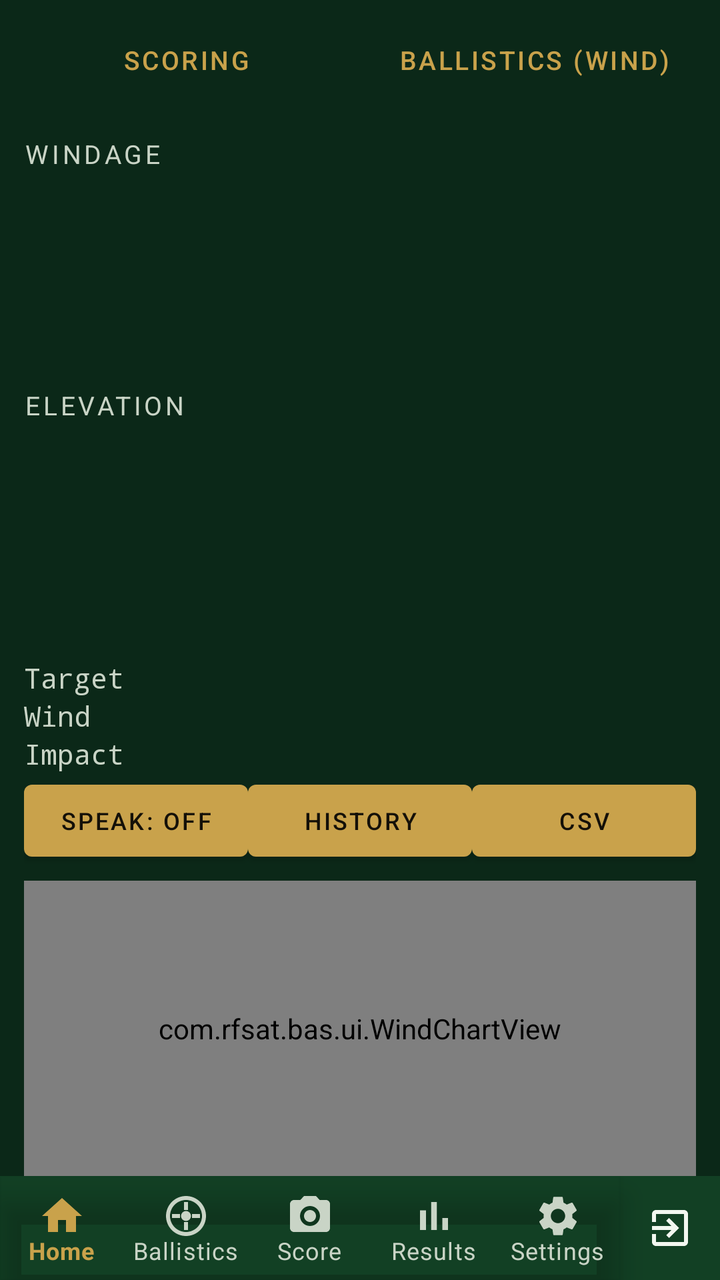
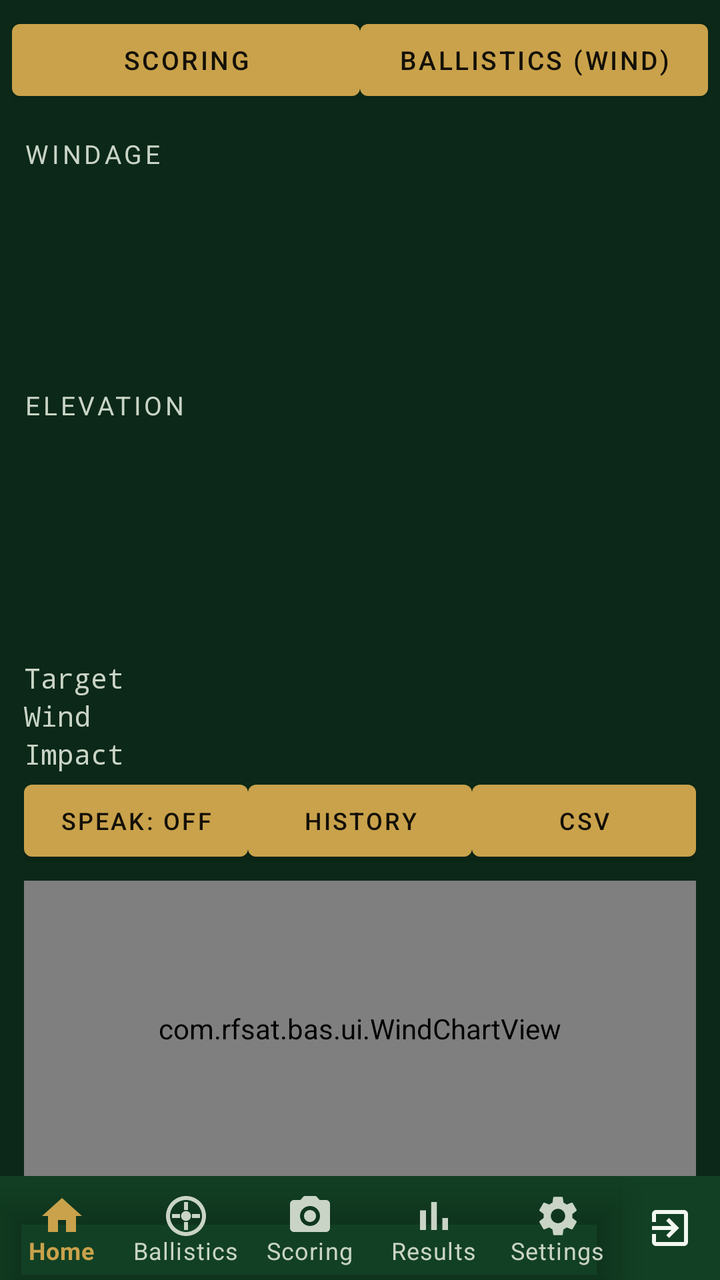

Compare the two renders of this Android layout. The source of the first and the diff that turns it into the second are given below.
<!-- AndroidManifest.xml: application theme Theme.BAS -->
<!-- res/layout/activity_ballistics_results.xml -->
<?xml version="1.0" encoding="utf-8"?>
<LinearLayout xmlns:android="http://schemas.android.com/apk/res/android"
    xmlns:app="http://schemas.android.com/apk/res-auto"
    android:layout_width="match_parent"
    android:layout_height="match_parent"
    android:orientation="vertical">

    <LinearLayout
        android:layout_width="match_parent"
        android:layout_height="wrap_content"
        android:orientation="horizontal"
        android:padding="6dp">
        <Button android:id="@+id/btnTabScoring" android:text="Scoring"
            android:layout_width="0dp" android:layout_weight="1" android:layout_height="wrap_content"
            android:textSize="13sp" style="?attr/borderlessButtonStyle" />
        <Button android:id="@+id/btnTabBallistics" android:text="Ballistics (wind)"
            android:layout_width="0dp" android:layout_weight="1" android:layout_height="wrap_content"
            android:textSize="13sp" style="?attr/borderlessButtonStyle" />
    </LinearLayout>

    <LinearLayout
        android:layout_width="match_parent"
        android:layout_height="0dp"
        android:layout_weight="1"
        android:orientation="vertical"
        android:paddingStart="12dp"
        android:paddingEnd="12dp"
        android:paddingTop="8dp">

        
        <TextView
            android:id="@+id/tvWindageCaption"
            android:layout_width="match_parent"
            android:layout_height="wrap_content"
            android:maxLines="1"
            android:textSize="13sp"
            android:letterSpacing="0.12"
            android:text="WINDAGE" />

        <TextView
            android:id="@+id/tvWindageBig"
            android:layout_width="match_parent"
            android:layout_height="108dp"
            android:gravity="center"
            android:maxLines="1"
            android:textStyle="bold"
            android:textColor="?attr/colorAccent"
            android:autoSizeTextType="uniform"
            android:autoSizeMinTextSize="24sp"
            android:autoSizeMaxTextSize="110sp" />

        <TextView
            android:id="@+id/tvElevationCaption"
            android:layout_width="match_parent"
            android:layout_height="wrap_content"
            android:maxLines="1"
            android:textSize="13sp"
            android:letterSpacing="0.12"
            android:text="ELEVATION" />

        <TextView
            android:id="@+id/tvElevationBig"
            android:layout_width="match_parent"
            android:layout_height="108dp"
            android:gravity="center"
            android:maxLines="1"
            android:textStyle="bold"
            android:textColor="?attr/colorAccent"
            android:autoSizeTextType="uniform"
            android:autoSizeMinTextSize="24sp"
            android:autoSizeMaxTextSize="110sp" />

        
        <LinearLayout
            android:layout_width="match_parent"
            android:layout_height="wrap_content"
            android:layout_marginTop="10dp"
            android:orientation="horizontal">
            <TextView
                android:layout_width="wrap_content"
                android:layout_height="wrap_content"
                android:text="Target"
                android:textSize="14sp"
                android:fontFamily="monospace" />
            <TextView
                android:id="@+id/tvRowTarget"
                android:layout_width="0dp"
                android:layout_weight="1"
                android:layout_height="wrap_content"
                android:gravity="end"
                android:maxLines="1"
                android:autoSizeTextType="uniform"
                android:autoSizeMinTextSize="9sp"
                android:autoSizeMaxTextSize="14sp"
                android:fontFamily="monospace" />
        </LinearLayout>

        <LinearLayout
            android:layout_width="match_parent"
            android:layout_height="wrap_content"
            android:orientation="horizontal">
            <TextView
                android:layout_width="wrap_content"
                android:layout_height="wrap_content"
                android:text="Wind"
                android:textSize="14sp"
                android:fontFamily="monospace" />
            <TextView
                android:id="@+id/tvRowWind"
                android:layout_width="0dp"
                android:layout_weight="1"
                android:layout_height="wrap_content"
                android:gravity="end"
                android:maxLines="1"
                android:autoSizeTextType="uniform"
                android:autoSizeMinTextSize="9sp"
                android:autoSizeMaxTextSize="14sp"
                android:fontFamily="monospace" />
        </LinearLayout>

        
        <LinearLayout
            android:id="@+id/rowSession"
            android:layout_width="match_parent"
            android:layout_height="wrap_content"
            android:orientation="horizontal"
            android:visibility="gone">
            <TextView
                android:layout_width="wrap_content"
                android:layout_height="wrap_content"
                android:text="Session"
                android:textSize="14sp"
                android:fontFamily="monospace" />
            <TextView
                android:id="@+id/tvRowSession"
                android:layout_width="0dp"
                android:layout_weight="1"
                android:layout_height="wrap_content"
                android:gravity="end"
                android:maxLines="1"
                android:autoSizeTextType="uniform"
                android:autoSizeMinTextSize="9sp"
                android:autoSizeMaxTextSize="14sp"
                android:fontFamily="monospace" />
        </LinearLayout>

        <LinearLayout
            android:layout_width="match_parent"
            android:layout_height="wrap_content"
            android:orientation="horizontal">
            <TextView
                android:layout_width="wrap_content"
                android:layout_height="wrap_content"
                android:text="Impact"
                android:textSize="14sp"
                android:fontFamily="monospace" />
            <TextView
                android:id="@+id/tvRowImpact"
                android:layout_width="0dp"
                android:layout_weight="1"
                android:layout_height="wrap_content"
                android:gravity="end"
                android:maxLines="1"
                android:autoSizeTextType="uniform"
                android:autoSizeMinTextSize="9sp"
                android:autoSizeMaxTextSize="14sp"
                android:fontFamily="monospace" />
        </LinearLayout>

        <TextView
            android:id="@+id/tvWarnings"
            android:layout_width="match_parent"
            android:layout_height="wrap_content"
            android:layout_marginTop="4dp"
            android:textSize="12sp"
            android:visibility="gone" />

        
        <Button
            android:id="@+id/btnApplyToSet"
            android:layout_width="match_parent"
            android:layout_height="wrap_content"
            android:layout_marginTop="4dp"
            android:text="Apply wind estimate to other profile"
            android:visibility="gone" />

        
        <LinearLayout
            android:layout_width="match_parent"
            android:layout_height="wrap_content"
            android:orientation="horizontal">
            <Button android:id="@+id/btnSpeak" android:text="Speak: off"
                android:textSize="12sp"
                android:layout_width="0dp" android:layout_weight="1" android:layout_height="wrap_content"/>
            <Button android:id="@+id/btnHistory" android:text="History"
                android:textSize="12sp"
                android:layout_width="0dp" android:layout_weight="1" android:layout_height="wrap_content"/>
            <Button android:id="@+id/btnExportCsv" android:text="CSV"
                android:textSize="12sp"
                android:layout_width="0dp" android:layout_weight="1" android:layout_height="wrap_content"/>
        </LinearLayout>

        
        <com.rfsat.bas.ui.WindChartView
            android:id="@+id/windChart"
            android:layout_width="match_parent"
            android:layout_height="0dp"
            android:layout_weight="1"
            android:layout_marginTop="6dp" />

    </LinearLayout>

    <include layout="@layout/include_bottom_nav" />
</LinearLayout>
<!-- res/layout/include_bottom_nav.xml (included above) -->
<?xml version="1.0" encoding="utf-8"?>
<LinearLayout xmlns:android="http://schemas.android.com/apk/res/android"
    xmlns:app="http://schemas.android.com/apk/res-auto"
    android:layout_width="match_parent"
    android:layout_height="52dp"
    android:orientation="horizontal"
    android:background="?attr/colorSurface">

    <com.google.android.material.bottomnavigation.BottomNavigationView
        android:id="@+id/bottomNav"
        android:layout_width="0dp"
        android:layout_weight="1"
        android:layout_height="match_parent"
        android:background="@android:color/transparent"
        app:itemIconTint="@color/bottom_nav_item"
        app:itemTextColor="@color/bottom_nav_item"
        app:labelVisibilityMode="labeled"
        app:menu="@menu/bottom_nav_menu" />

    <LinearLayout
        android:id="@+id/btnExit"
        android:layout_width="50dp"
        android:layout_height="match_parent"
        android:orientation="vertical"
        android:gravity="center"
        android:background="?attr/selectableItemBackgroundBorderless"
        android:contentDescription="@string/nav_exit">

        
        <ImageView
            android:layout_width="24dp"
            android:layout_height="24dp"
            android:src="@drawable/ic_nav_exit"
            app:tint="?android:attr/textColorPrimary"
            android:importantForAccessibility="no" />
    </LinearLayout>
</LinearLayout>
<!-- resources referenced by this layout -->
<resources>
  <!-- drawable ic_nav_exit (drawable) -->
  <vector xmlns:android="http://schemas.android.com/apk/res/android"
      android:width="24dp" android:height="24dp"
      android:viewportWidth="24" android:viewportHeight="24">
      <path android:fillColor="@android:color/white" android:pathData="M10.09,15.59L11.5,17l5,-5 -5,-5 -1.41,1.41L12.67,11H3v2h9.67l-2.58,2.59zM19,3H5c-1.11,0 -2,0.9 -2,2v4h2V5h14v14H5v-4H3v4c0,1.1 0.89,2 2,2h14c1.1,0 2,-0.9 2,-2V5c0,-1.1 -0.9,-2 -2,-2z" />
  </vector>
  <string name="nav_exit">Exit</string>
  <style name="Theme.BAS" parent="Theme.BAS.Dark" />
  <style name="Theme.BAS.Dark" parent="Theme.BAS.Base">
          <item name="android:windowBackground">@color/dark_bg</item>
          <item name="colorSurface">@color/dark_surface</item>
          <item name="colorPrimary">@color/dark_accent</item>
          <item name="colorSecondary">@color/dark_accent</item>
          <item name="colorAccent">@color/dark_accent</item>
          <item name="colorOnPrimary">@color/dark_on_accent</item>
          <item name="colorOnSecondary">@color/dark_on_accent</item>
          <item name="android:colorBackground">@color/dark_surface</item>
          <item name="android:textColorPrimary">@color/dark_text</item>
          <item name="android:textColorSecondary">@color/dark_text_dim</item>
          <item name="android:textColorTertiary">#C9D4C6</item>
          <item name="android:textColorHint">#A6B2A4</item>
          <item name="colorOnSurface">@color/dark_text</item>
          <item name="colorOnBackground">@color/dark_text</item>
      </style>
  <style name="Theme.BAS.Base" parent="Theme.MaterialComponents.NoActionBar">
          <item name="android:statusBarColor">@color/dark_bg</item>
      </style>
  <color name="dark_bg">#0B2818</color>
  <color name="dark_surface">#124024</color>
  <color name="dark_accent">#C9A24B</color>
  <color name="dark_on_accent">#141008</color>
  <color name="dark_text">#F2F7F0</color>
  <color name="dark_text_dim">#C9D4C6</color>
</resources>

<!-- the commit's change to res/layout/activity_ballistics_results.xml (unified diff, before → after) -->
@@ -12,10 +12,10 @@
         android:padding="6dp">
         <Button android:id="@+id/btnTabScoring" android:text="Scoring"
             android:layout_width="0dp" android:layout_weight="1" android:layout_height="wrap_content"
-            android:textSize="13sp" style="?attr/borderlessButtonStyle" />
+            android:textSize="13sp" />
         <Button android:id="@+id/btnTabBallistics" android:text="Ballistics (wind)"
             android:layout_width="0dp" android:layout_weight="1" android:layout_height="wrap_content"
-            android:textSize="13sp" style="?attr/borderlessButtonStyle" />
+            android:textSize="13sp" />
     </LinearLayout>
 
     <LinearLayout
